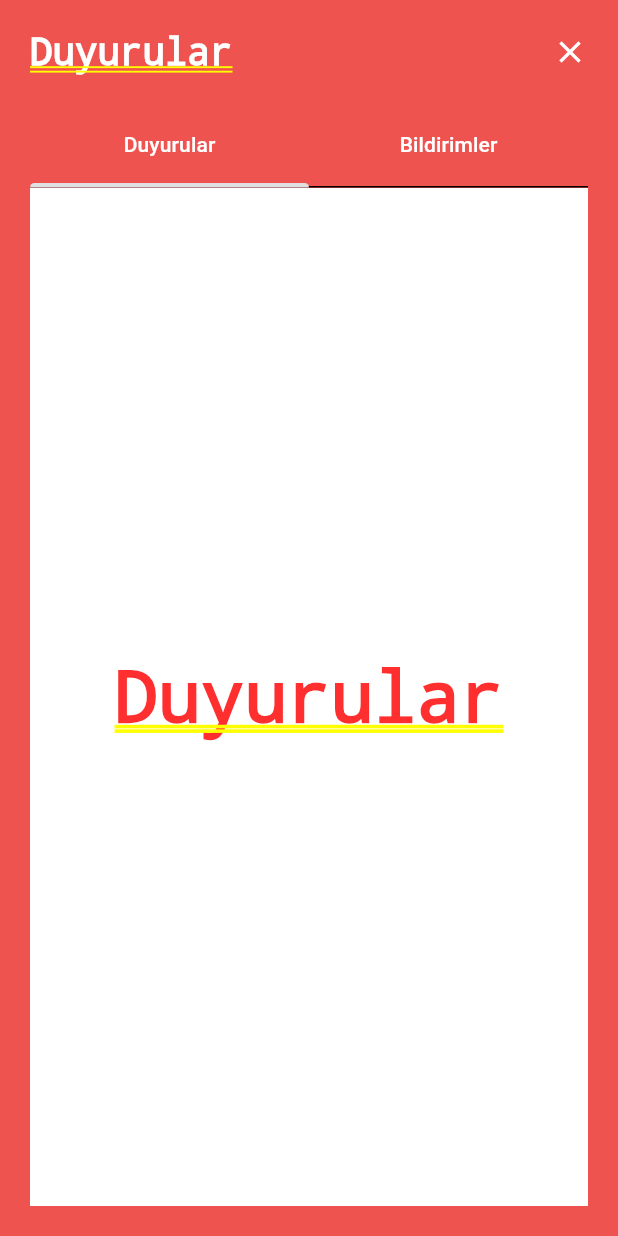
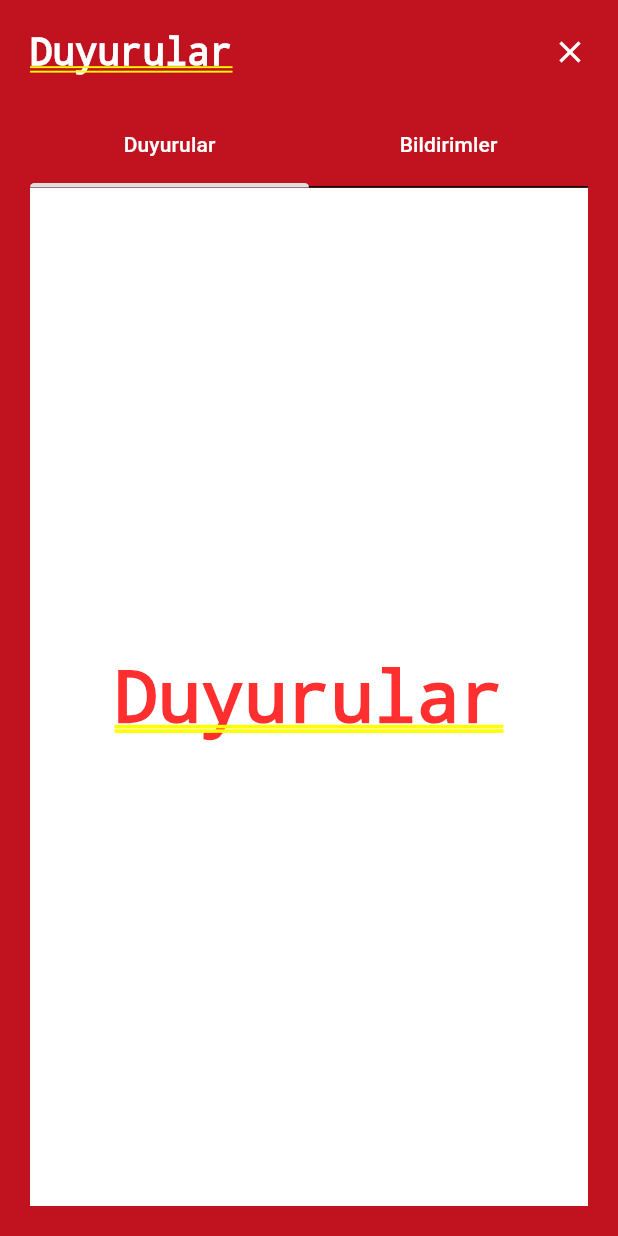
Before and after one commit to ugurakcaydev/DogusApp, a Flutter app: the Profile screen opened by its route, on a phone screen of 412 x 824 dp. Run offline on Flutter 3.47's test engine with Material 3 defaults, Android fonts, the phone set to English and light mode, and no system bars; drawn by our look-alikes of contained_tab_bar_view; our stand-ins replace get, persistent_bottom_nav_bar; missing offline and left inert: bottom_sheet.

Commit message:
rengini değiştirdim

```diff
--- a/lib/pages/profile.dart
+++ b/lib/pages/profile.dart
@@ -22,7 +22,7 @@ class _ProfileState extends State<Profile> {
     return Container(
       height: MediaQuery.of(context).size.height * 0.6,
       decoration: BoxDecoration(
-        color: Colors.red[400],
+        color: Color(0xffc1121f),
       ),
       child: Padding(
         padding: const EdgeInsets.all(20.0),
```
